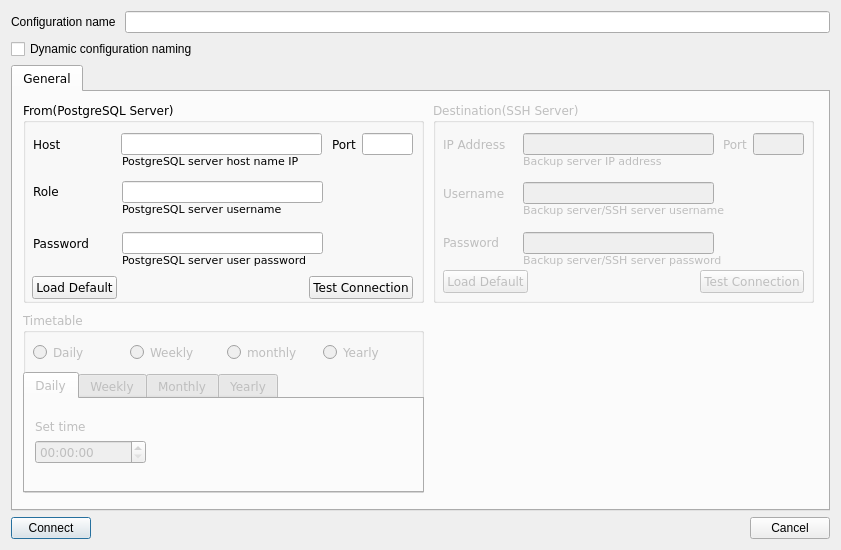
Above: postgresqlsettings.ui from tonycool7/masters_diploma before the change. Below: the same form after it.
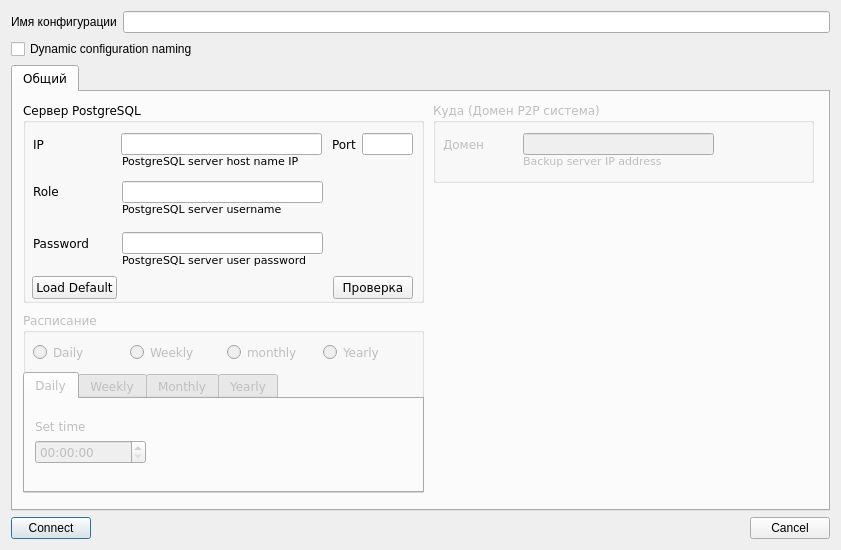
That is the form after the change.

```diff
--- a/postgresqlsettings.ui
+++ b/postgresqlsettings.ui
@@ -22,7 +22,7 @@
      <item>
       <widget class="QLabel" name="label">
        <property name="text">
-        <string>Configuration name </string>
+        <string>Имя конфигурации</string>
        </property>
       </widget>
      </item>
@@ -53,7 +53,7 @@
      </property>
      <widget class="QWidget" name="tab">
       <attribute name="title">
-       <string>General</string>
+       <string>Общий</string>
       </attribute>
       <widget class="QGroupBox" name="groupBox">
        <property name="geometry">
@@ -65,7 +65,7 @@
         </rect>
        </property>
        <property name="title">
-        <string>From(PostgreSQL Server)</string>
+        <string>Сервер PostgreSQL</string>
        </property>
        <widget class="QLabel" name="label_8">
         <property name="geometry">
@@ -161,7 +161,7 @@
          <item>
           <widget class="QLabel" name="label_2">
            <property name="text">
-            <string>Host</string>
+            <string>IP</string>
            </property>
           </widget>
          </item>
@@ -303,7 +303,7 @@
          <item>
           <widget class="QPushButton" name="postgre_test_connection_btn">
            <property name="text">
-            <string>Test Connection</string>
+            <string>Проверка</string>
            </property>
           </widget>
          </item>
@@ -319,25 +319,12 @@
          <x>420</x>
          <y>10</y>
          <width>381</width>
-         <height>201</height>
+         <height>81</height>
         </rect>
        </property>
        <property name="title">
-        <string>Destination(SSH Server)</string>
+        <string>Куда (Домен P2P система)</string>
        </property>
-       <widget class="QLabel" name="label_10">
-        <property name="geometry">
-         <rect>
-          <x>290</x>
-          <y>34</y>
-          <width>31</width>
-          <height>16</height>
-         </rect>
-        </property>
-        <property name="text">
-         <string>Port</string>
-        </property>
-       </widget>
        <widget class="QLineEdit" name="postgre_backup_ip">
         <property name="geometry">
          <rect>
@@ -361,7 +348,7 @@
          <item>
           <widget class="QLabel" name="label_13">
            <property name="text">
-            <string>IP Address</string>
+            <string>Домен</string>
            </property>
           </widget>
          </item>
@@ -380,16 +367,6 @@
          </item>
         </layout>
        </widget>
-       <widget class="QLineEdit" name="mysql_port_2">
-        <property name="geometry">
-         <rect>
-          <x>320</x>
-          <y>31</y>
-          <width>51</width>
-          <height>22</height>
-         </rect>
-        </property>
-       </widget>
        <widget class="QLabel" name="label_14">
         <property name="geometry">
          <rect>
@@ -408,127 +385,6 @@
          <string>Backup server IP address</string>
         </property>
        </widget>
-       <widget class="QWidget" name="layoutWidget_7">
-        <property name="geometry">
-         <rect>
-          <x>10</x>
-          <y>168</y>
-          <width>361</width>
-          <height>24</height>
-         </rect>
-        </property>
-        <layout class="QHBoxLayout" name="horizontalLayout_9">
-         <item>
-          <widget class="QPushButton" name="loadDefault2">
-           <property name="text">
-            <string>Load Default</string>
-           </property>
-          </widget>
-         </item>
-         <item>
-          <spacer name="horizontalSpacer_8">
-           <property name="orientation">
-            <enum>Qt::Horizontal</enum>
-           </property>
-           <property name="sizeHint" stdset="0">
-            <size>
-             <width>198</width>
-             <height>20</height>
-            </size>
-           </property>
-          </spacer>
-         </item>
-         <item>
-          <widget class="QPushButton" name="postgre_backup_test_btn">
-           <property name="text">
-            <string>Test Connection</string>
-           </property>
-          </widget>
-         </item>
-        </layout>
-       </widget>
-       <widget class="QLabel" name="label_9">
-        <property name="geometry">
-         <rect>
-          <x>10</x>
-          <y>83</y>
-          <width>71</width>
-          <height>16</height>
-         </rect>
-        </property>
-        <property name="text">
-         <string>Username</string>
-        </property>
-       </widget>
-       <widget class="QLabel" name="label_11">
-        <property name="geometry">
-         <rect>
-          <x>10</x>
-          <y>132</y>
-          <width>71</width>
-          <height>16</height>
-         </rect>
-        </property>
-        <property name="text">
-         <string>Password</string>
-        </property>
-       </widget>
-       <widget class="QLineEdit" name="postgre_backup_username">
-        <property name="geometry">
-         <rect>
-          <x>90</x>
-          <y>80</y>
-          <width>191</width>
-          <height>22</height>
-         </rect>
-        </property>
-       </widget>
-       <widget class="QLineEdit" name="postgre_backup_password">
-        <property name="geometry">
-         <rect>
-          <x>90</x>
-          <y>130</y>
-          <width>191</width>
-          <height>22</height>
-         </rect>
-        </property>
-       </widget>
-       <widget class="QLabel" name="label_12">
-        <property name="geometry">
-         <rect>
-          <x>90</x>
-          <y>100</y>
-          <width>231</width>
-          <height>16</height>
-         </rect>
-        </property>
-        <property name="font">
-         <font>
-          <pointsize>8</pointsize>
-         </font>
-        </property>
-        <property name="text">
-         <string>Backup server/SSH server username</string>
-        </property>
-       </widget>
-       <widget class="QLabel" name="label_15">
-        <property name="geometry">
-         <rect>
-          <x>90</x>
-          <y>150</y>
-          <width>221</width>
-          <height>16</height>
-         </rect>
-        </property>
-        <property name="font">
-         <font>
-          <pointsize>8</pointsize>
-         </font>
-        </property>
-        <property name="text">
-         <string>Backup server/SSH server password</string>
-        </property>
-       </widget>
       </widget>
       <widget class="QGroupBox" name="postgre_timetable">
        <property name="enabled">
@@ -543,7 +399,7 @@
         </rect>
        </property>
        <property name="title">
-        <string>Timetable</string>
+        <string>Расписание</string>
        </property>
        <widget class="QTabWidget" name="postgre_timetable_tabwidget">
         <property name="enabled">
```
Left out of the diff: 4 changed lines with no effect on the pictures.
